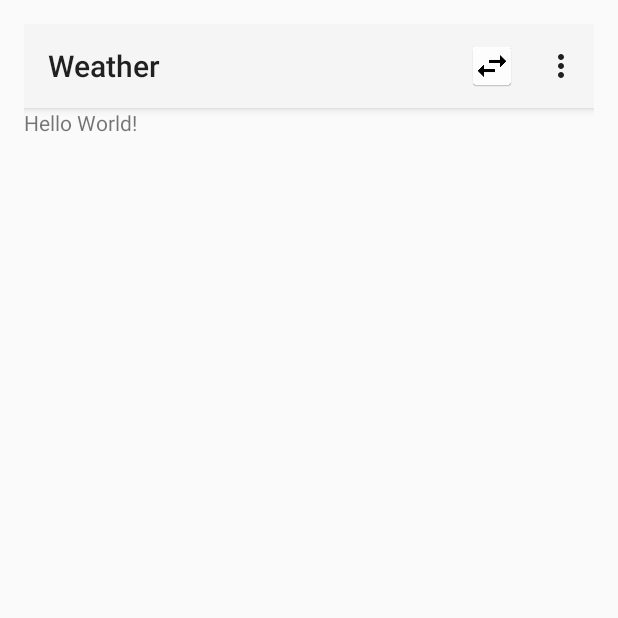
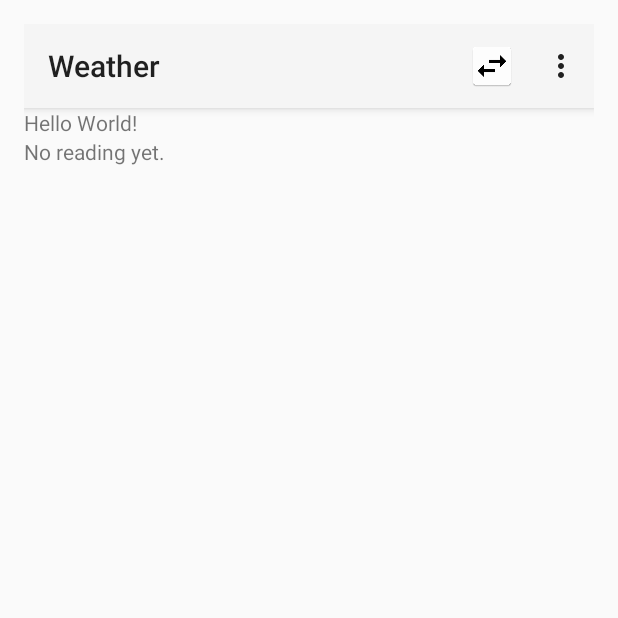
Before and after one commit to DerrickChi/Weather, an Android app: the screen it shows after launch (MainActivity), on a phone screen of 412 x 824 dp, the top half of it. Run offline under Robolectric (Android 15) with nearby library versions, the light colour scheme and no system bars; 2 statements that could not run were skipped.

Commit message:
nothing new

```diff
--- a/app/src/main/res/layout/activity_main.xml
+++ b/app/src/main/res/layout/activity_main.xml
@@ -25,4 +25,10 @@
         android:layout_width="wrap_content"
         android:layout_height="wrap_content"
         android:text="Hello World!" />
+
+    <TextView
+        android:text="@string/default_ambient_temp_str"
+        android:layout_width="match_parent"
+        android:layout_height="wrap_content"
+        android:id="@+id/ambient_temp" />
 </LinearLayout>
--- a/app/src/main/res/values/strings.xml
+++ b/app/src/main/res/values/strings.xml
@@ -2,4 +2,5 @@
     <string name="app_name">Weather</string>
     <string name="action_convert">cf_convertion</string>
     <string name="action_settings">Settings</string>
+    <string name="default_ambient_temp_str">No reading yet.</string>
 </resources>
```
